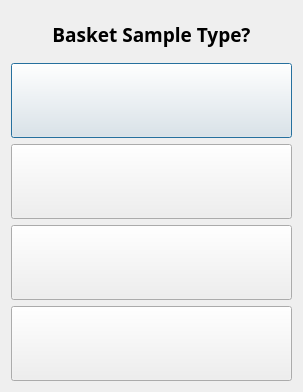
aliciabillings-noaa/CLAMS, file ui/TypeSelDialog.ui: the form before one commit.
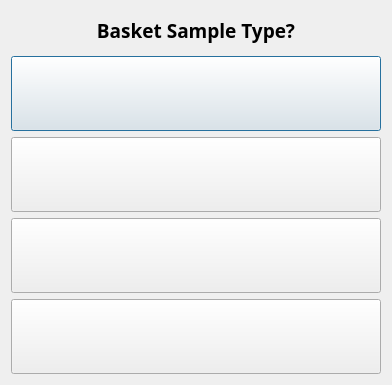
The form after the commit.

The edit to the form file:
```diff
--- a/ui/TypeSelDialog.ui
+++ b/ui/TypeSelDialog.ui
@@ -6,8 +6,8 @@
    <rect>
     <x>0</x>
     <y>0</y>
-    <width>303</width>
-    <height>392</height>
+    <width>392</width>
+    <height>385</height>
    </rect>
   </property>
   <property name="windowTitle">
```
